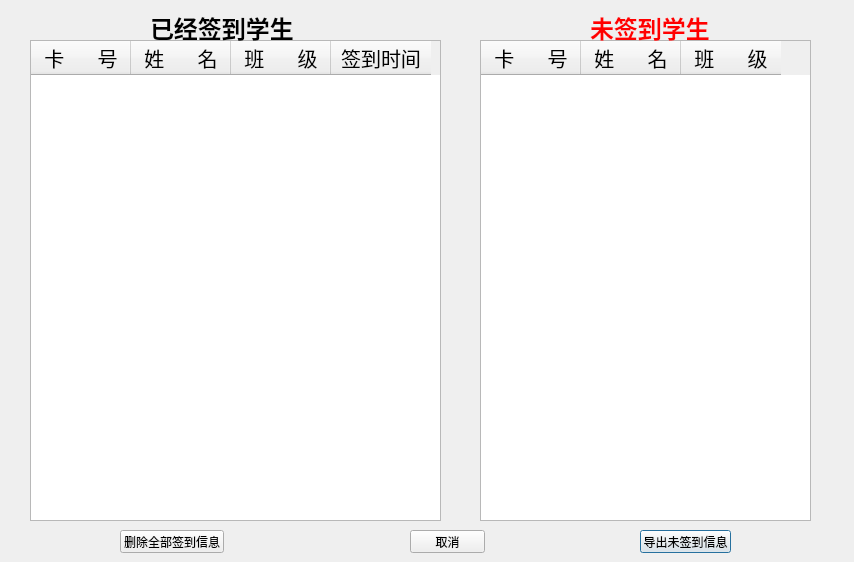
Old version of the form sign_success.ui in the repository helloCZZ/FRS.
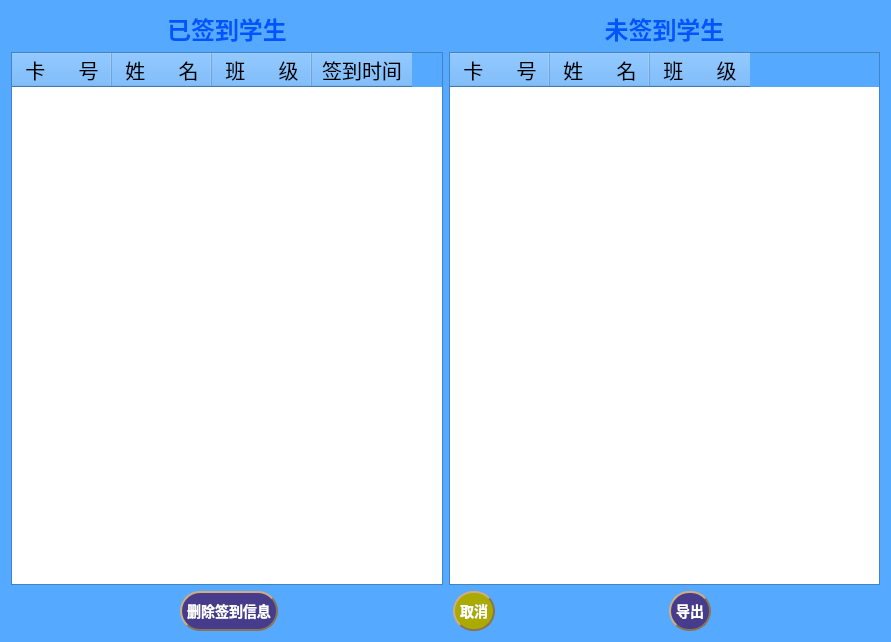
New version of the form.

The edit to the form file:
```diff
--- a/sign_success.ui
+++ b/sign_success.ui
@@ -6,168 +6,756 @@
    <rect>
     <x>0</x>
     <y>0</y>
-    <width>854</width>
-    <height>562</height>
+    <width>891</width>
+    <height>642</height>
    </rect>
   </property>
+  <property name="palette">
+   <palette>
+    <active>
+     <colorrole role="WindowText">
+      <brush brushstyle="SolidPattern">
+       <color alpha="255">
+        <red>0</red>
+        <green>0</green>
+        <blue>0</blue>
+       </color>
+      </brush>
+     </colorrole>
+     <colorrole role="Button">
+      <brush brushstyle="SolidPattern">
+       <color alpha="255">
+        <red>85</red>
+        <green>170</green>
+        <blue>255</blue>
+       </color>
+      </brush>
+     </colorrole>
+     <colorrole role="Light">
+      <brush brushstyle="SolidPattern">
+       <color alpha="255">
+        <red>212</red>
+        <green>234</green>
+        <blue>255</blue>
+       </color>
+      </brush>
+     </colorrole>
+     <colorrole role="Midlight">
+      <brush brushstyle="SolidPattern">
+       <color alpha="255">
+        <red>148</red>
+        <green>202</green>
+        <blue>255</blue>
+       </color>
+      </brush>
+     </colorrole>
+     <colorrole role="Dark">
+      <brush brushstyle="SolidPattern">
+       <color alpha="255">
+        <red>42</red>
+        <green>85</green>
+        <blue>127</blue>
+       </color>
+      </brush>
+     </colorrole>
+     <colorrole role="Mid">
+      <brush brushstyle="SolidPattern">
+       <color alpha="255">
+        <red>57</red>
+        <green>113</green>
+        <blue>170</blue>
+       </color>
+      </brush>
+     </colorrole>
+     <colorrole role="Text">
+      <brush brushstyle="SolidPattern">
+       <color alpha="255">
+        <red>0</red>
+        <green>0</green>
+        <blue>0</blue>
+       </color>
+      </brush>
+     </colorrole>
+     <colorrole role="BrightText">
+      <brush brushstyle="SolidPattern">
+       <color alpha="255">
+        <red>255</red>
+        <green>255</green>
+        <blue>255</blue>
+       </color>
+      </brush>
+     </colorrole>
+     <colorrole role="ButtonText">
+      <brush brushstyle="SolidPattern">
+       <color alpha="255">
+        <red>0</red>
+        <green>0</green>
+        <blue>0</blue>
+       </color>
+      </brush>
+     </colorrole>
+     <colorrole role="Base">
+      <brush brushstyle="SolidPattern">
+       <color alpha="255">
+        <red>255</red>
+        <green>255</green>
+        <blue>255</blue>
+       </color>
+      </brush>
+     </colorrole>
+     <colorrole role="Window">
+      <brush brushstyle="SolidPattern">
+       <color alpha="255">
+        <red>85</red>
+        <green>170</green>
+        <blue>255</blue>
+       </color>
+      </brush>
+     </colorrole>
+     <colorrole role="Shadow">
+      <brush brushstyle="SolidPattern">
+       <color alpha="255">
+        <red>0</red>
+        <green>0</green>
+        <blue>0</blue>
+       </color>
+      </brush>
+     </colorrole>
+     <colorrole role="AlternateBase">
+      <brush brushstyle="SolidPattern">
+       <color alpha="255">
+        <red>170</red>
+        <green>212</green>
+        <blue>255</blue>
+       </color>
+      </brush>
+     </colorrole>
+     <colorrole role="ToolTipBase">
+      <brush brushstyle="SolidPattern">
+       <color alpha="255">
+        <red>255</red>
+        <green>255</green>
+        <blue>220</blue>
+       </color>
+      </brush>
+     </colorrole>
+     <colorrole role="ToolTipText">
+      <brush brushstyle="SolidPattern">
+       <color alpha="255">
+        <red>0</red>
+        <green>0</green>
+        <blue>0</blue>
+       </color>
+      </brush>
+     </colorrole>
+     <colorrole role="PlaceholderText">
+      <brush brushstyle="SolidPattern">
+       <color alpha="128">
+        <red>0</red>
+        <green>0</green>
+        <blue>0</blue>
+       </color>
+      </brush>
+     </colorrole>
+    </active>
+    <inactive>
+     <colorrole role="WindowText">
+      <brush brushstyle="SolidPattern">
+       <color alpha="255">
+        <red>0</red>
+        <green>0</green>
+        <blue>0</blue>
+       </color>
+      </brush>
+     </colorrole>
+     <colorrole role="Button">
+      <brush brushstyle="SolidPattern">
+       <color alpha="255">
+        <red>85</red>
+        <green>170</green>
+        <blue>255</blue>
+       </color>
+      </brush>
+     </colorrole>
+     <colorrole role="Light">
+      <brush brushstyle="SolidPattern">
+       <color alpha="255">
+        <red>212</red>
+        <green>234</green>
+        <blue>255</blue>
+       </color>
+      </brush>
+     </colorrole>
+     <colorrole role="Midlight">
+      <brush brushstyle="SolidPattern">
+       <color alpha="255">
+        <red>148</red>
+        <green>202</green>
+        <blue>255</blue>
+       </color>
+      </brush>
+     </colorrole>
+     <colorrole role="Dark">
+      <brush brushstyle="SolidPattern">
+       <color alpha="255">
+        <red>42</red>
+        <green>85</green>
+        <blue>127</blue>
+       </color>
+      </brush>
+     </colorrole>
+     <colorrole role="Mid">
+      <brush brushstyle="SolidPattern">
+       <color alpha="255">
+        <red>57</red>
+        <green>113</green>
+        <blue>170</blue>
+       </color>
+      </brush>
+     </colorrole>
+     <colorrole role="Text">
+      <brush brushstyle="SolidPattern">
+       <color alpha="255">
+        <red>0</red>
+        <green>0</green>
+        <blue>0</blue>
+       </color>
+      </brush>
+     </colorrole>
+     <colorrole role="BrightText">
+      <brush brushstyle="SolidPattern">
+       <color alpha="255">
+        <red>255</red>
+        <green>255</green>
+        <blue>255</blue>
+       </color>
+      </brush>
+     </colorrole>
+     <colorrole role="ButtonText">
+      <brush brushstyle="SolidPattern">
+       <color alpha="255">
+        <red>0</red>
+        <green>0</green>
+        <blue>0</blue>
+       </color>
+      </brush>
+     </colorrole>
+     <colorrole role="Base">
+      <brush brushstyle="SolidPattern">
+       <color alpha="255">
+        <red>255</red>
+        <green>255</green>
+        <blue>255</blue>
+       </color>
+      </brush>
+     </colorrole>
+     <colorrole role="Window">
+      <brush brushstyle="SolidPattern">
+       <color alpha="255">
+        <red>85</red>
+        <green>170</green>
+        <blue>255</blue>
+       </color>
+      </brush>
+     </colorrole>
+     <colorrole role="Shadow">
+      <brush brushstyle="SolidPattern">
+       <color alpha="255">
+        <red>0</red>
+        <green>0</green>
+        <blue>0</blue>
+       </color>
+      </brush>
+     </colorrole>
+     <colorrole role="AlternateBase">
+      <brush brushstyle="SolidPattern">
+       <color alpha="255">
+        <red>170</red>
+        <green>212</green>
+        <blue>255</blue>
+       </color>
+      </brush>
+     </colorrole>
+     <colorrole role="ToolTipBase">
+      <brush brushstyle="SolidPattern">
+       <color alpha="255">
+        <red>255</red>
+        <green>255</green>
+        <blue>220</blue>
+       </color>
+      </brush>
+     </colorrole>
+     <colorrole role="ToolTipText">
+      <brush brushstyle="SolidPattern">
+       <color alpha="255">
+        <red>0</red>
+        <green>0</green>
+        <blue>0</blue>
+       </color>
+      </brush>
+     </colorrole>
+     <colorrole role="PlaceholderText">
+      <brush brushstyle="SolidPattern">
+       <color alpha="128">
+        <red>0</red>
+        <green>0</green>
+        <blue>0</blue>
+       </color>
+      </brush>
+     </colorrole>
+    </inactive>
+    <disabled>
+     <colorrole role="WindowText">
+      <brush brushstyle="SolidPattern">
+       <color alpha="255">
+        <red>42</red>
+        <green>85</green>
+        <blue>127</blue>
+       </color>
+      </brush>
+     </colorrole>
+     <colorrole role="Button">
+      <brush brushstyle="SolidPattern">
+       <color alpha="255">
+        <red>85</red>
+        <green>170</green>
+        <blue>255</blue>
+       </color>
+      </brush>
+     </colorrole>
+     <colorrole role="Light">
+      <brush brushstyle="SolidPattern">
+       <color alpha="255">
+        <red>212</red>
+        <green>234</green>
+        <blue>255</blue>
+       </color>
+      </brush>
+     </colorrole>
+     <colorrole role="Midlight">
+      <brush brushstyle="SolidPattern">
+       <color alpha="255">
+        <red>148</red>
+        <green>202</green>
+        <blue>255</blue>
+       </color>
+      </brush>
+     </colorrole>
+     <colorrole role="Dark">
+      <brush brushstyle="SolidPattern">
+       <color alpha="255">
+        <red>42</red>
+        <green>85</green>
+        <blue>127</blue>
+       </color>
+      </brush>
+     </colorrole>
+     <colorrole role="Mid">
+      <brush brushstyle="SolidPattern">
+       <color alpha="255">
+        <red>57</red>
+        <green>113</green>
+        <blue>170</blue>
+       </color>
+      </brush>
+     </colorrole>
+     <colorrole role="Text">
+      <brush brushstyle="SolidPattern">
+       <color alpha="255">
+        <red>42</red>
+        <green>85</green>
+        <blue>127</blue>
+       </color>
+      </brush>
+     </colorrole>
+     <colorrole role="BrightText">
+      <brush brushstyle="SolidPattern">
+       <color alpha="255">
+        <red>255</red>
+        <green>255</green>
+        <blue>255</blue>
+       </color>
+      </brush>
+     </colorrole>
+     <colorrole role="ButtonText">
+      <brush brushstyle="SolidPattern">
+       <color alpha="255">
+        <red>42</red>
+        <green>85</green>
+        <blue>127</blue>
+       </color>
+      </brush>
+     </colorrole>
+     <colorrole role="Base">
+      <brush brushstyle="SolidPattern">
+       <color alpha="255">
+        <red>85</red>
+        <green>170</green>
+        <blue>255</blue>
+       </color>
+      </brush>
+     </colorrole>
+     <colorrole role="Window">
+      <brush brushstyle="SolidPattern">
+       <color alpha="255">
+        <red>85</red>
+        <green>170</green>
+        <blue>255</blue>
+       </color>
+      </brush>
+     </colorrole>
+     <colorrole role="Shadow">
+      <brush brushstyle="SolidPattern">
+       <color alpha="255">
+        <red>0</red>
+        <green>0</green>
+        <blue>0</blue>
+       </color>
+      </brush>
+     </colorrole>
+     <colorrole role="AlternateBase">
+      <brush brushstyle="SolidPattern">
+       <color alpha="255">
+        <red>85</red>
+        <green>170</green>
+        <blue>255</blue>
+       </color>
+      </brush>
+     </colorrole>
+     <colorrole role="ToolTipBase">
+      <brush brushstyle="SolidPattern">
+       <color alpha="255">
+        <red>255</red>
+        <green>255</green>
+        <blue>220</blue>
+       </color>
+      </brush>
+     </colorrole>
+     <colorrole role="ToolTipText">
+      <brush brushstyle="SolidPattern">
+       <color alpha="255">
+        <red>0</red>
+        <green>0</green>
+        <blue>0</blue>
+       </color>
+      </brush>
+     </colorrole>
+     <colorrole role="PlaceholderText">
+      <brush brushstyle="SolidPattern">
+       <color alpha="128">
+        <red>0</red>
+        <green>0</green>
+        <blue>0</blue>
+       </color>
+      </brush>
+     </colorrole>
+    </disabled>
+   </palette>
+  </property>
   <property name="windowTitle">
    <string>Dialog</string>
   </property>
-  <widget class="QTableWidget" name="tableWidget">
-   <property name="geometry">
-    <rect>
-     <x>30</x>
-     <y>40</y>
-     <width>411</width>
-     <height>481</height>
-    </rect>
-   </property>
-   <column>
-    <property name="text">
-     <string>卡      号</string>
-    </property>
-    <property name="font">
-     <font>
-      <pointsize>15</pointsize>
-     </font>
-    </property>
-   </column>
-   <column>
-    <property name="text">
-     <string>姓      名</string>
-    </property>
-    <property name="font">
-     <font>
-      <pointsize>15</pointsize>
-     </font>
-    </property>
-   </column>
-   <column>
-    <property name="text">
-     <string>班      级</string>
-    </property>
-    <property name="font">
-     <font>
-      <pointsize>15</pointsize>
-     </font>
-    </property>
-   </column>
-   <column>
-    <property name="text">
-     <string>签到时间</string>
-    </property>
-    <property name="font">
-     <font>
-      <pointsize>15</pointsize>
-     </font>
-    </property>
-   </column>
-  </widget>
-  <widget class="QTableWidget" name="tableWidget_2">
-   <property name="geometry">
-    <rect>
-     <x>480</x>
-     <y>40</y>
-     <width>331</width>
-     <height>481</height>
-    </rect>
-   </property>
-   <column>
-    <property name="text">
-     <string>卡      号</string>
-    </property>
-    <property name="font">
-     <font>
-      <pointsize>15</pointsize>
-     </font>
-    </property>
-   </column>
-   <column>
-    <property name="text">
-     <string>姓      名</string>
-    </property>
-    <property name="font">
-     <font>
-      <pointsize>15</pointsize>
-     </font>
-    </property>
-   </column>
-   <column>
-    <property name="text">
-     <string>班      级</string>
-    </property>
-    <property name="font">
-     <font>
-      <pointsize>15</pointsize>
-     </font>
-    </property>
-   </column>
-  </widget>
-  <widget class="QLabel" name="label">
-   <property name="geometry">
-    <rect>
-     <x>150</x>
-     <y>10</y>
-     <width>161</width>
-     <height>31</height>
-    </rect>
-   </property>
-   <property name="text">
-    <string>&lt;html&gt;&lt;head/&gt;&lt;body&gt;&lt;p&gt;&lt;span style=&quot; font-size:18pt; font-weight:600;&quot;&gt;已经签到学生&lt;/span&gt;&lt;/p&gt;&lt;/body&gt;&lt;/html&gt;</string>
-   </property>
-  </widget>
-  <widget class="QLabel" name="label_2">
-   <property name="geometry">
-    <rect>
-     <x>590</x>
-     <y>10</y>
-     <width>161</width>
-     <height>31</height>
-    </rect>
-   </property>
-   <property name="text">
-    <string>&lt;html&gt;&lt;head/&gt;&lt;body&gt;&lt;p&gt;&lt;span style=&quot; font-size:18pt; font-weight:600; color:#ff0000;&quot;&gt;未签到学生&lt;/span&gt;&lt;/p&gt;&lt;/body&gt;&lt;/html&gt;</string>
-   </property>
-  </widget>
-  <widget class="QPushButton" name="pushButton">
-   <property name="geometry">
-    <rect>
-     <x>640</x>
-     <y>530</y>
-     <width>91</width>
-     <height>23</height>
-    </rect>
-   </property>
-   <property name="text">
-    <string>导出未签到信息</string>
-   </property>
-  </widget>
-  <widget class="QPushButton" name="pushButton_3">
-   <property name="geometry">
-    <rect>
-     <x>120</x>
-     <y>530</y>
-     <width>104</width>
-     <height>23</height>
-    </rect>
-   </property>
-   <property name="text">
-    <string>删除全部签到信息</string>
-   </property>
-  </widget>
-  <widget class="QPushButton" name="pushButton_2">
-   <property name="geometry">
-    <rect>
-     <x>410</x>
-     <y>530</y>
-     <width>75</width>
-     <height>23</height>
-    </rect>
-   </property>
-   <property name="text">
-    <string>取消</string>
-   </property>
-  </widget>
+  <layout class="QGridLayout" name="gridLayout_2">
+   <item row="0" column="0">
+    <layout class="QGridLayout" name="gridLayout" columnminimumwidth="2,1">
+     <item row="0" column="0">
+      <layout class="QVBoxLayout" name="verticalLayout">
+       <item>
+        <widget class="QLabel" name="label">
+         <property name="text">
+          <string>&lt;html&gt;&lt;head/&gt;&lt;body&gt;&lt;p&gt;&lt;span style=&quot; font-size:18pt; font-weight:600; color:#0055ff;&quot;&gt;已签到学生&lt;/span&gt;&lt;/p&gt;&lt;/body&gt;&lt;/html&gt;</string>
+         </property>
+         <property name="alignment">
+          <set>Qt::AlignCenter</set>
+         </property>
+        </widget>
+       </item>
+       <item>
+        <widget class="QTableWidget" name="tableWidget">
+         <column>
+          <property name="text">
+           <string>卡      号</string>
+          </property>
+          <property name="font">
+           <font>
+            <pointsize>15</pointsize>
+           </font>
+          </property>
+         </column>
+         <column>
+          <property name="text">
+           <string>姓      名</string>
+          </property>
+          <property name="font">
+           <font>
+            <pointsize>15</pointsize>
+           </font>
+          </property>
+         </column>
+         <column>
+          <property name="text">
+           <string>班      级</string>
+          </property>
+          <property name="font">
+           <font>
+            <pointsize>15</pointsize>
+           </font>
+          </property>
+         </column>
+         <column>
+          <property name="text">
+           <string>签到时间</string>
+          </property>
+          <property name="font">
+           <font>
+            <pointsize>15</pointsize>
+           </font>
+          </property>
+         </column>
+        </widget>
+       </item>
+      </layout>
+     </item>
+     <item row="1" column="0" colspan="2">
+      <layout class="QHBoxLayout" name="horizontalLayout">
+       <item>
+        <spacer name="horizontalSpacer">
+         <property name="orientation">
+          <enum>Qt::Horizontal</enum>
+         </property>
+         <property name="sizeHint" stdset="0">
+          <size>
+           <width>13</width>
+           <height>37</height>
+          </size>
+         </property>
+        </spacer>
+       </item>
+       <item>
+        <widget class="QPushButton" name="pushButton_3">
+         <property name="minimumSize">
+          <size>
+           <width>42</width>
+           <height>40</height>
+          </size>
+         </property>
+         <property name="styleSheet">
+          <string notr="true">QPushButton
+{
+	background-color: #473C8B; /*背景色*/ 
+	border-style: outset;
+	border-width: 2px;
+	border-radius:20px; /*边界圆滑*/
+	border-color: #8B7355;
+	font: bold 14px;
+	min-width:2em;
+	color:white; /*字体颜色*/
+	font-family:华文新魏;
+	padding: 5px;
+}
+ 
+QPushButton:hover
+{
+	background-color: rgb(0, 150, 0);
+}
+ 
+QPushButton:pressed
+{
+	background-color: #1E90FF; /*伪状态经过时背景色*/ 
+	border-style: inset;
+}
+QPushButton:!enabled{
+	background-color: rgb(100, 100, 100);
+	border-style: inset;
+}</string>
+         </property>
+         <property name="text">
+          <string>删除签到信息</string>
+         </property>
+        </widget>
+       </item>
+       <item>
+        <spacer name="horizontalSpacer_2">
+         <property name="orientation">
+          <enum>Qt::Horizontal</enum>
+         </property>
+         <property name="sizeHint" stdset="0">
+          <size>
+           <width>80</width>
+           <height>20</height>
+          </size>
+         </property>
+        </spacer>
+       </item>
+       <item>
+        <widget class="QPushButton" name="pushButton_2">
+         <property name="minimumSize">
+          <size>
+           <width>42</width>
+           <height>40</height>
+          </size>
+         </property>
+         <property name="styleSheet">
+          <string notr="true">QPushButton
+{
+	
+	background-color: rgb(170, 170, 0);
+	border-style: outset;
+	border-width: 2px;
+	border-radius:20px; /*边界圆滑*/
+	border-color: #8B7355;
+	font: bold 14px;
+	min-width:2em;
+	color:white; /*字体颜色*/
+	font-family:华文新魏;
+	padding: 5px;
+}
+ 
+QPushButton:hover
+{
+	
+	background-color: rgb(255, 0, 0);
+}
+ 
+QPushButton:pressed
+{
+	
+	background-color: rgb(255, 170, 0);
+	border-style: inset;
+}
+QPushButton:!enabled{
+	
+	background-color: rgb(0, 85, 255);
+	border-style: inset;
+}</string>
+         </property>
+         <property name="text">
+          <string>取消</string>
+         </property>
+        </widget>
+       </item>
+       <item>
+        <spacer name="horizontalSpacer_5">
+         <property name="orientation">
+          <enum>Qt::Horizontal</enum>
+         </property>
+         <property name="sizeHint" stdset="0">
+          <size>
+           <width>40</width>
+           <height>20</height>
+          </size>
+         </property>
+        </spacer>
+       </item>
+       <item>
+        <widget class="QPushButton" name="pushButton">
+         <property name="minimumSize">
+          <size>
+           <width>42</width>
+           <height>40</height>
+          </size>
+         </property>
+         <property name="styleSheet">
+          <string notr="true">QPushButton
+{
+	background-color: #473C8B; /*背景色*/ 
+	border-style: outset;
+	border-width: 2px;
+	border-radius:20px; /*边界圆滑*/
+	border-color: #8B7355;
+	font: bold 14px;
+	min-width:2em;
+	color:white; /*字体颜色*/
+	font-family:华文新魏;
+	padding: 5px;
+}
+ 
+QPushButton:hover
+{
+	background-color: rgb(0, 150, 0);
+}
+ 
+QPushButton:pressed
+{
+	background-color: #1E90FF; /*伪状态经过时背景色*/ 
+	border-style: inset;
+}
+QPushButton:!enabled{
+	background-color: rgb(100, 100, 100);
+	border-style: inset;
+}</string>
+         </property>
+         <property name="text">
+          <string>导出</string>
+         </property>
+        </widget>
+       </item>
+       <item>
+        <spacer name="horizontalSpacer_4">
+         <property name="orientation">
+          <enum>Qt::Horizontal</enum>
+         </property>
+         <property name="sizeHint" stdset="0">
+          <size>
+           <width>40</width>
+           <height>20</height>
+          </size>
+         </property>
+        </spacer>
+       </item>
+      </layout>
+     </item>
+     <item row="0" column="1">
+      <layout class="QVBoxLayout" name="verticalLayout_2">
+       <item>
+        <widget class="QLabel" name="label_2">
+         <property name="text">
+          <string>&lt;html&gt;&lt;head/&gt;&lt;body&gt;&lt;p&gt;&lt;span style=&quot; font-size:18pt; font-weight:600; color:#0055ff;&quot;&gt;未签到学生&lt;/span&gt;&lt;/p&gt;&lt;/body&gt;&lt;/html&gt;</string>
+         </property>
+         <property name="alignment">
+          <set>Qt::AlignCenter</set>
+         </property>
+        </widget>
+       </item>
+       <item>
+        <widget class="QTableWidget" name="tableWidget_2">
+         <column>
+          <property name="text">
+           <string>卡      号</string>
+          </property>
+          <property name="font">
+           <font>
+            <pointsize>15</pointsize>
+           </font>
+          </property>
+         </column>
+         <column>
+          <property name="text">
+           <string>姓      名</string>
+          </property>
+          <property name="font">
+           <font>
+            <pointsize>15</pointsize>
+           </font>
+          </property>
+         </column>
+         <column>
+          <property name="text">
+           <string>班      级</string>
+          </property>
+          <property name="font">
+           <font>
+            <pointsize>15</pointsize>
+           </font>
+          </property>
+         </column>
+        </widget>
+       </item>
+      </layout>
+     </item>
+    </layout>
+   </item>
+  </layout>
  </widget>
  <resources/>
  <connections/>
```
